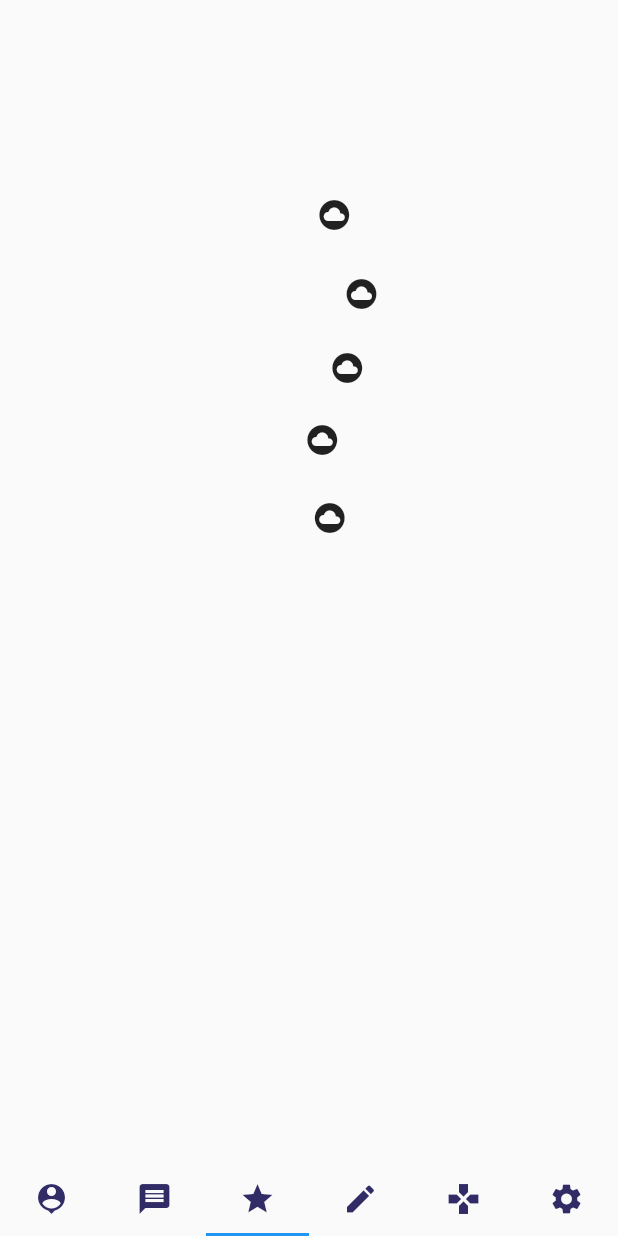
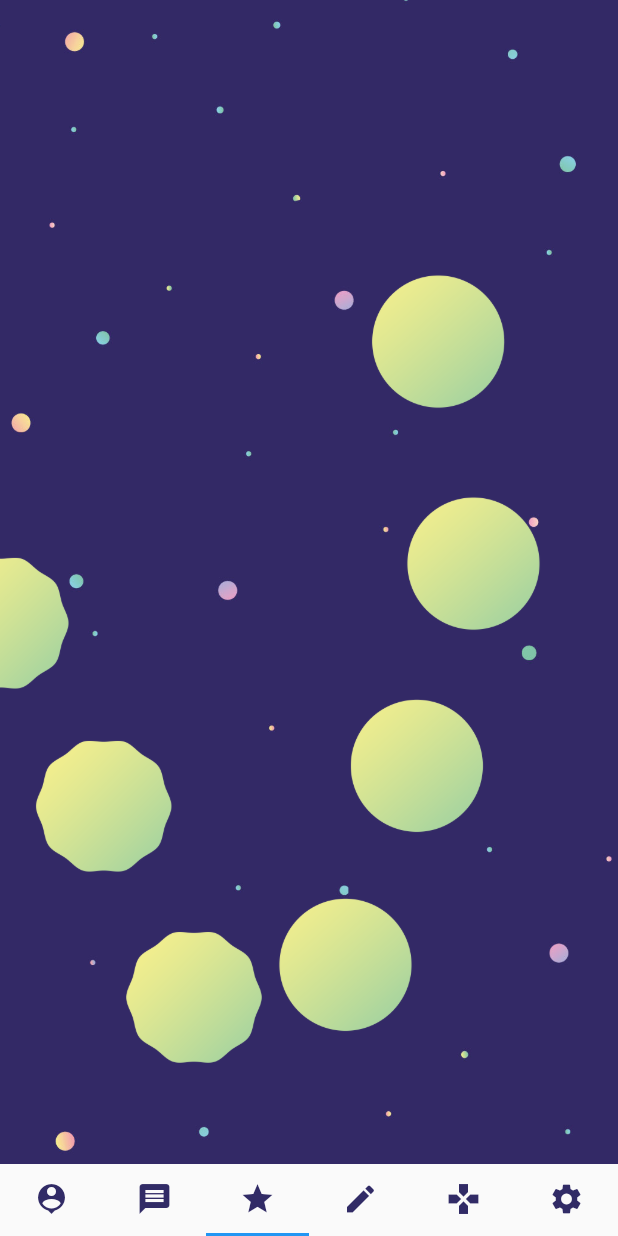
Before and after one commit to arnacologie/Gloopy, a Flutter app: the MainPage screen opened directly, item 3 of the bottom bar chosen, on a phone screen of 412 x 824 dp. Run offline on Flutter 3.47's test engine with Material 2 defaults, Android fonts, the phone set to English and light mode, and no system bars; our stand-ins replace cached_network_image, cloud_firestore, firebase_auth, firebase_messaging, firebase_storage, fluttertoast and 3 more; missing offline and left inert: animator, rx_command, rx_widgets; accounts and stored records are empty; statements that could not run were skipped.

Commit message:
UI ContactPageView in progress

```diff
--- a/gloopy/lib/test.dart
+++ b/gloopy/lib/test.dart
@@ -1,6 +1,7 @@
 import 'dart:math';
 
 import 'package:flutter/material.dart';
+import 'package:gloopy/widgets/animator.dart';
 
 class ContactTestView extends StatefulWidget {
   @override
@@ -10,68 +11,72 @@ class ContactTestView extends StatefulWidget {
 class ContactTestViewState extends State<ContactTestView> {
   Color caughtColor = Colors.grey;
   List<Widget> products;
+  TAnimator _tAnimator;
 
   static double _radiansPerDegree = pi / 180;
   final double _startAngle = -90.0 * _radiansPerDegree;
   Random random;
+  Size size;
+  final List<String> planetImages = ['images/planets/PLANET-PRINCESSE-2.png', 'images/planets/PLANET-PRINCESSE-1.png', 'images/planets/PLANET-GLOOPY-1.png', 'images/planets/PLANET-GLOOPY-1.png'];
 
   @override
   void initState() {
+
+    super.initState();
     products = List<Widget>();
-    for (int i = 0; i < 1; i++) {
+
+    random = Random();
+    for (int i = 0; i < 2; i++) {
       products.add(LayoutId(
         id: 'BUTTON$i',
-        child: Icon(Icons.cloud_circle),
+        //child: Icon(Icons.cloud_circle, size: 75.0,),
+        child: Image.asset(
+                        planetImages[random.nextInt(4)],
+                        width: 100,
+                        fit: BoxFit.fitWidth,
+                      ),
       ));
     }
-    random = Random();
-    super.initState();
+    _tAnimator = TAnimator(animated: false,);
   }
 
   @override
   Widget build(BuildContext context) {
     return Stack(
       children: <Widget>[
+        _tAnimator,
         CustomMultiChildLayout(
           delegate: _CircularLayoutDelegate(
-            itemCount: 7,
-            radius: 45.0,
-            sAngle: -(random.nextDouble()*20.0+70.0) * _radiansPerDegree
+            itemCount: 8,
+            radius: 135.0,
+            sAngle: -(random.nextDouble()*20.0+110.0) * _radiansPerDegree
           ),
           children: products,
         ),
         CustomMultiChildLayout(
           delegate: _CircularLayoutDelegate(
-            itemCount: 7,
-            radius: 95.0,
-            sAngle: -(random.nextDouble()*20.0+70.0) * _radiansPerDegree
+            itemCount: 8,
+            radius: 275.0,
+            sAngle: -(random.nextDouble()*20.0+110.0) * _radiansPerDegree
           ),
           children: products,
         ),
         CustomMultiChildLayout(
           delegate: _CircularLayoutDelegate(
-            itemCount: 7,
-            radius: 145.0,
-            sAngle: -(random.nextDouble()*20.0+70.0) * _radiansPerDegree
+            itemCount: 8,
+            radius: 415.0,
+            sAngle: -(random.nextDouble()*20.0+110.0) * _radiansPerDegree
           ),
           children: products,
         ),
         CustomMultiChildLayout(
           delegate: _CircularLayoutDelegate(
-            itemCount: 7,
-            radius: 195.0,
-            sAngle: -(random.nextDouble()*20.0+70.0) * _radiansPerDegree
+            itemCount: 8,
+            radius: 555.0,
+            sAngle: -(random.nextDouble()*20.0+110.0) * _radiansPerDegree
           ),
           children: products,
         ),
-        CustomMultiChildLayout(
-          delegate: _CircularLayoutDelegate(
-            itemCount: 7,
-            radius: 245.0,
-            sAngle: -(random.nextDouble()*20.0+70.0) * _radiansPerDegree
-          ),
-          children: products,
-        )
       ],
     );
   }
@@ -84,8 +89,7 @@ class _CircularLayoutDelegate extends MultiChildLayoutDelegate {
   final double radius;
   final double sAngle;
   static double _radiansPerDegree = pi / 180;
-  final double _startAngle = -90.0 * _radiansPerDegree;
-  double _itemSpacing = 360.0 / 7.0;
+  double _itemSpacing = 360.0 / 8.0;
   double _calculateItemAngle(int index) {
     return sAngle + index * _itemSpacing * _radiansPerDegree;
   }
@@ -98,7 +102,7 @@ class _CircularLayoutDelegate extends MultiChildLayoutDelegate {
 
   @override
   void performLayout(Size size) {
-    center = Offset(size.width / 2, size.height / 2);
+    center = Offset(size.width / 2, size.height);
     for (int i = 0; i < itemCount; i++) {
       final String actionButtonId = '$actionButton$i';
 
--- a/gloopy/lib/views/adult_login_view.dart
+++ b/gloopy/lib/views/adult_login_view.dart
@@ -32,7 +32,7 @@ class _AdultLoginViewState extends State<AdultLoginView> {
   void initState() {
     sl.get<UserManager>().firebaseCloudMessagingListeners();
     sl.get<UserManager>().isSignedIn(context);
-    _tAnimator = TAnimator();
+    _tAnimator = TAnimator(animated: true,);
     super.initState();
   }
 
--- a/gloopy/lib/views/launch_view.dart
+++ b/gloopy/lib/views/launch_view.dart
@@ -3,6 +3,7 @@ import 'dart:async';
 import 'package:flutter/material.dart';
 import 'package:gloopy/utils/fade_nav_route.dart';
 import 'package:gloopy/views/pre_login_view.dart';
+import 'package:gloopy/widgets/animator.dart';
 
 class LaunchView extends StatefulWidget {
   @override
@@ -14,12 +15,8 @@ class _LaunchViewState extends State<LaunchView>
   static const _aDuration = const Duration(milliseconds: 950);
   AnimationController _animationController;
   Animation _animation;
+  TAnimator _tAnimator;
 
-  @override
-  void dispose() {
-    _animationController.dispose();
-    super.dispose();
-  }
 
   @override
   void initState() {
@@ -30,10 +27,15 @@ class _LaunchViewState extends State<LaunchView>
         parent: _animationController, curve: Curves.ease));
     _animationController.forward();
     Timer(Duration(seconds: 4), () =>Navigator.pushReplacement(context,FadeNavRoute(builder: (context) => PreLoginView()),),);
+    _tAnimator = TAnimator(animated: false,);
     super.initState();
   }
 
-
+  @override
+  void dispose() {
+    _animationController.dispose();
+    super.dispose();
+  }
 
   loopAnimation() {
     if (_animation.value == 4.0)
@@ -49,12 +51,7 @@ class _LaunchViewState extends State<LaunchView>
         child: Stack(
           alignment: Alignment.center,
           children: <Widget>[
-            Image.asset(
-              'images/backgrounds/background_small_p.jpg',
-              width: size.width,
-              height: size.height,
-              fit: BoxFit.cover,
-            ),
+            _tAnimator,
             ScaleTransition(
               scale: _animation,
               child: Image.asset(
--- a/gloopy/lib/views/pre_login_view.dart
+++ b/gloopy/lib/views/pre_login_view.dart
@@ -16,7 +16,7 @@ class _PreLoginViewState extends State<PreLoginView> {
 
   @override
   void initState() {
-    _tAnimator = TAnimator();
+    _tAnimator = TAnimator(animated: true,);
     super.initState();
   }
 
--- a/gloopy/lib/widgets/animator.dart
+++ b/gloopy/lib/widgets/animator.dart
@@ -3,49 +3,57 @@ import 'dart:math';
 import 'package:flutter/material.dart';
 import 'package:animator/animator.dart';
 
-
 class TAnimator extends StatefulWidget {
   @override
   _TAnimatorState createState() => _TAnimatorState();
+  const TAnimator({@required this.animated});
+  final bool animated;
 }
 
-
 class _TAnimatorState extends State<TAnimator> {
-    ExactAssetImage backgroundImage;
-
+  ExactAssetImage backgroundImageCircular;
+  ExactAssetImage backgroundImagePaysage;
 
   @override
   void initState() {
-    backgroundImage = ExactAssetImage('images/backgrounds/circle_background.png');
+    backgroundImageCircular = ExactAssetImage('images/backgrounds/circle_background.png');
+    backgroundImagePaysage = ExactAssetImage('images/backgrounds/background_small_p.png');
     super.initState();
   }
 
   @override
   Widget build(BuildContext context) {
     Size size = MediaQuery.of(context).size;
-    return Animator(
-      tween: Tween(begin: 0.0, end: 2.0*pi),
+    return widget.animated
+        ? Animator(
+            tween: Tween(begin: 0.0, end: 2.0 * pi),
             duration: Duration(seconds: 140),
             repeats: 0,
             builder: (anim) => Transform.rotate(
                   angle: anim.value,
                   child: OverflowBox(
-        maxHeight: size.height*1.25,
-        maxWidth: size.height*1.25,
+                    maxHeight: size.height * 1.25,
+                    maxWidth: size.height * 1.25,
                     child: Container(
                       width: double.infinity,
                       height: double.infinity,
                       decoration: BoxDecoration(
                         color: Colors.blue,
-            image: backgroundImage != null
+                        image: backgroundImageCircular != null
                             ? new DecorationImage(
-                    image: backgroundImage, fit: BoxFit.fitHeight)
+                                image: backgroundImageCircular, fit: BoxFit.fitHeight)
                             : null,
                         shape: BoxShape.circle,
                       ),
                     ),
                   ),
                 ),
+          )
+        : Image.asset(
+              'images/backgrounds/background_small_p.jpg',
+              width: size.width,
+              height: size.height,
+              fit: BoxFit.cover,
             );
   }
 }
```
Lines whose indentation alone changed are shown as unchanged.
